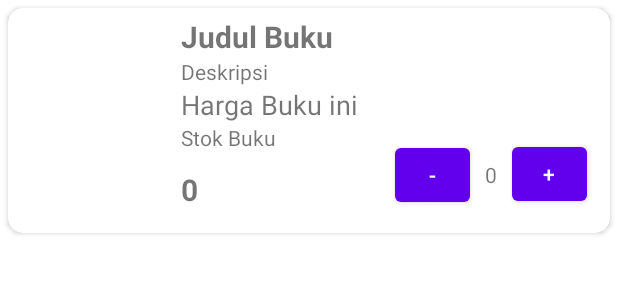
After one commit to yosafatrend/Buku-Media, an Android app: the layout item_data_buku.xml on its own in the app's theme, with its tools: preview values and no code run, on a phone screen of 412 x 824 dp. The commit adds this screen. Shown: the top 300 px of the screen. Run offline under Robolectric (Android 15) with nearby library versions, the phone set to English and light mode, and no system bars.

Commit message:
second commit

```diff
--- a/app/src/main/java/Api/ApiInterface.java
+++ b/app/src/main/java/Api/ApiInterface.java
@@ -50,7 +50,7 @@ public interface ApiInterface {
     @FormUrlEncoded
     @POST("register")
     Call<RegisterResponse> registerUser(
-            @Field("nama") String nama,
+            @Field("name") String nama,
             @Field("email") String email,
             @Field("password") String password,
             @Field("role") String role
--- /dev/null
+++ b/app/src/main/java/Model/TotalSeluruhnya.java
@@ -0,0 +1,5 @@
+package Model;
+
+public class TotalSeluruhnya {
+    public static int TOTALAKHIR = 0;
+}
--- /dev/null
+++ b/app/src/main/res/layout/item_data_buku.xml
@@ -0,0 +1,109 @@
+<?xml version="1.0" encoding="utf-8"?>
+<androidx.cardview.widget.CardView xmlns:android="http://schemas.android.com/apk/res/android"
+    xmlns:app="http://schemas.android.com/apk/res-auto"
+    android:layout_width="match_parent"
+    android:layout_height="150dp"
+    android:layout_margin="5dp"
+    app:cardCornerRadius="10dp">
+
+    <androidx.constraintlayout.widget.ConstraintLayout
+        android:layout_width="match_parent"
+        android:layout_height="match_parent"
+        android:padding="5dp">
+
+        <ImageView
+            android:id="@+id/ivCover"
+            android:layout_width="100dp"
+            android:layout_height="match_parent"
+            app:layout_constraintBottom_toBottomOf="parent"
+            app:layout_constraintStart_toStartOf="parent"
+            app:layout_constraintTop_toTopOf="parent" />
+
+        <TextView
+            android:id="@+id/tvJudul"
+            android:layout_width="0dp"
+            android:layout_height="wrap_content"
+            android:layout_marginStart="10dp"
+            android:text="Judul Buku"
+            android:textSize="20sp"
+            android:textStyle="bold"
+            app:layout_constraintStart_toEndOf="@id/ivCover"
+            app:layout_constraintTop_toTopOf="parent" />
+
+        <TextView
+            android:id="@+id/tvDeskripsi"
+            android:layout_width="0dp"
+            android:layout_height="wrap_content"
+            android:layout_marginStart="10dp"
+            android:ellipsize="end"
+            android:maxLines="3"
+            android:text="Deskripsi"
+            app:layout_constraintEnd_toEndOf="parent"
+            app:layout_constraintStart_toEndOf="@id/ivCover"
+            app:layout_constraintTop_toBottomOf="@id/tvJudul" />
+
+        <TextView
+            android:id="@+id/tvHarga"
+            android:layout_width="0dp"
+            android:layout_height="wrap_content"
+            android:layout_marginStart="10dp"
+            android:text="Harga Buku ini"
+            android:textSize="18sp"
+            app:layout_constraintEnd_toEndOf="parent"
+            app:layout_constraintStart_toEndOf="@id/ivCover"
+            app:layout_constraintTop_toBottomOf="@id/tvDeskripsi" />
+
+        <TextView
+            android:id="@+id/tvStok"
+            android:layout_width="0dp"
+            android:layout_height="wrap_content"
+            android:layout_marginStart="10dp"
+            android:text="Stok Buku"
+            app:layout_constraintEnd_toEndOf="parent"
+            app:layout_constraintStart_toEndOf="@id/ivCover"
+            app:layout_constraintTop_toBottomOf="@id/tvHarga" />
+
+        <Button
+            android:id="@+id/btKurangi"
+            android:layout_width="50dp"
+            android:layout_height="wrap_content"
+            android:layout_marginRight="10dp"
+            android:text="-"
+            app:layout_constraintBottom_toBottomOf="@id/tvJumlah"
+            app:layout_constraintEnd_toStartOf="@id/tvJumlah"
+            app:layout_constraintTop_toTopOf="@id/tvJumlah" />
+
+        <TextView
+            android:id="@+id/tvJumlah"
+            android:layout_width="wrap_content"
+            android:layout_height="wrap_content"
+            android:layout_margin="10dp"
+            android:text="0"
+            app:layout_constraintBottom_toBottomOf="@id/btTambah"
+            app:layout_constraintEnd_toStartOf="@id/btTambah"
+            app:layout_constraintTop_toTopOf="@id/btTambah" />
+
+        <Button
+            android:id="@+id/btTambah"
+            android:layout_width="50dp"
+            android:layout_height="wrap_content"
+            android:layout_marginRight="10dp"
+            android:text="+"
+            app:layout_constraintBottom_toBottomOf="parent"
+            app:layout_constraintEnd_toEndOf="parent"
+            app:layout_constraintTop_toTopOf="@id/tvStok" />
+
+        <TextView
+            android:id="@+id/tvTotalQty"
+            app:layout_constraintStart_toEndOf="@id/ivCover"
+            app:layout_constraintBottom_toBottomOf="parent"
+            android:layout_width="wrap_content"
+            android:layout_margin="10dp"
+            android:textStyle="bold"
+            android:textSize="20sp"
+            android:text="0"
+            android:layout_height="wrap_content"/>
+    </androidx.constraintlayout.widget.ConstraintLayout>
+
+
+</androidx.cardview.widget.CardView>
```
Also changed, not shown: app/src/main/AndroidManifest.xml (+5 -6 lines), app/src/main/java/Adapter/BukuUserAdapter.java (added, +132 -0 lines), app/src/main/java/com/adityaputrak/bukumedia/activities/DashboardUserActivity.java (+56 -0 lines), app/src/main/java/com/adityaputrak/bukumedia/activities/LoginActivity.java (+10 -0 lines), app/src/main/java/com/adityaputrak/bukumedia/activities/RegisterActivity.java (+13 -6 lines), app/src/main/res/layout/activity_dashboard_user.xml (+9 -0 lines).
